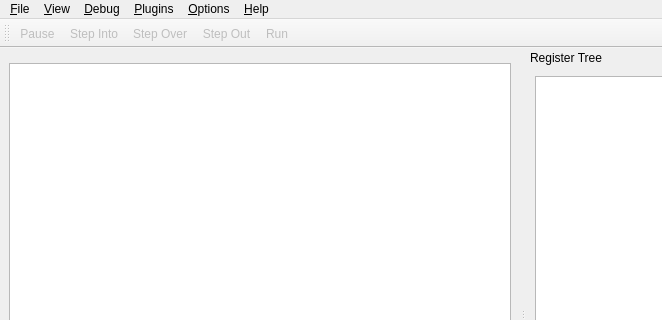
Before: the Qt Designer form src/Debugger.ui in eteran/edb-debugger, drawn with Qt 5; both pictures show x 0 to 662 and y 0 to 320 of the 800 by 700 pixel window.
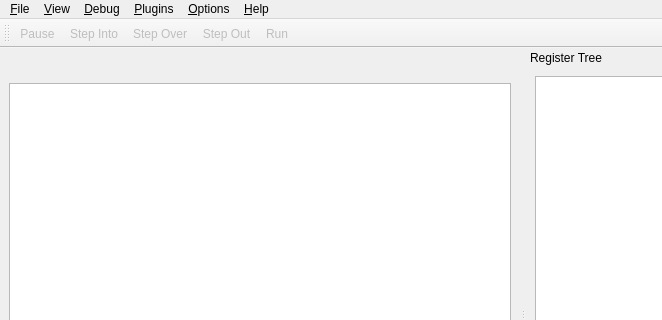
After: the same form once the commit is applied. Icons and pictures are not drawn. Custom widgets are drawn as their Qt base class.

Commit message: Add CPU Region information above Disassembly view

What changed in the file:
```diff
--- a/src/Debugger.ui
+++ b/src/Debugger.ui
@@ -16,6 +16,9 @@
   </property>
   <widget class="QWidget" name="centralwidget">
    <layout class="QVBoxLayout" name="verticalLayout">
+    <item>
+     <widget class="QLabel" name="cpuRegionLabel" />
+    </item>
     <item>
      <widget class="QDisassemblyView" name="cpuView" native="true"/>
     </item>
```
The commit also changes 2 other files.
